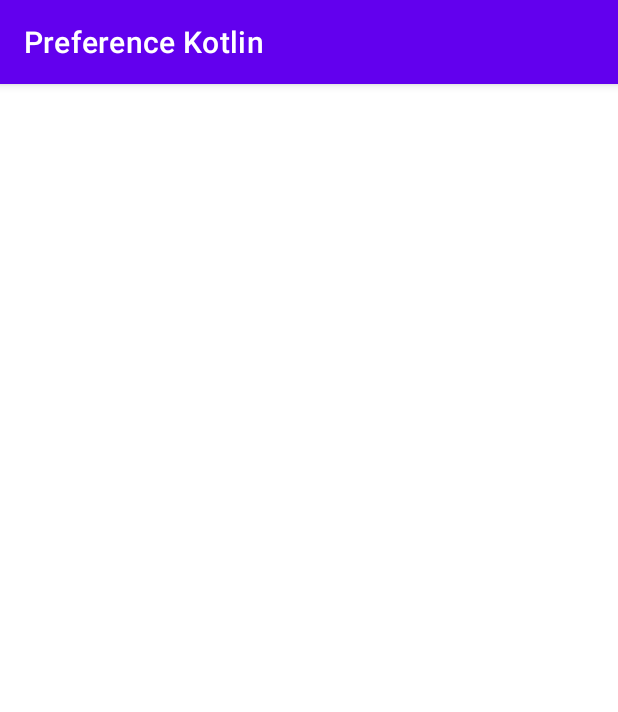
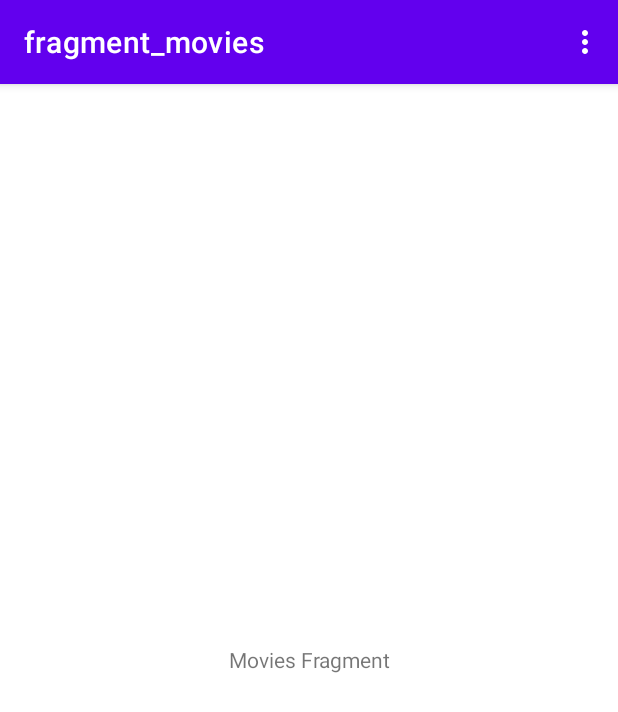
Before and after one commit to ALiAhmed1973/PreferenceKotlin, an Android app: the screen it shows after launch (MainActivity), on a phone screen of 412 x 824 dp. Shown: the top 712 px of the screen. Run offline under Robolectric (Android 15) with nearby library versions, the phone set to English and light mode, and no system bars; our stand-ins replace navigation-ui.

Commit message:
Create NavComponent

```diff
--- a/app/build.gradle
+++ b/app/build.gradle
@@ -1,6 +1,7 @@
 plugins {
     id 'com.android.application'
     id 'kotlin-android'
+    id 'androidx.navigation.safeargs'
 }
 
 android {
@@ -32,7 +33,9 @@ android {
 }
 
 dependencies {
+    implementation 'androidx.legacy:legacy-support-v4:1.0.0'
     def nav_version = "2.3.5"
+    def preference_version = "1.1.1"
 
     implementation 'androidx.core:core-ktx:1.6.0'
     implementation 'androidx.appcompat:appcompat:1.3.1'
@@ -44,4 +47,7 @@ dependencies {
 
     implementation "androidx.navigation:navigation-fragment-ktx:$nav_version"
     implementation "androidx.navigation:navigation-ui-ktx:$nav_version"
+
+    // Kotlin
+    implementation "androidx.preference:preference-ktx:$preference_version"
 }
--- a/app/src/main/java/com/aliahmed1973/preferencekotlin/MainActivity.kt
+++ b/app/src/main/java/com/aliahmed1973/preferencekotlin/MainActivity.kt
@@ -2,10 +2,28 @@ package com.aliahmed1973.preferencekotlin
 
 import androidx.appcompat.app.AppCompatActivity
 import android.os.Bundle
+import androidx.navigation.NavController
+import androidx.navigation.fragment.NavHostFragment
+import androidx.navigation.ui.AppBarConfiguration
+import androidx.navigation.ui.navigateUp
+import androidx.navigation.ui.setupActionBarWithNavController
 
 class MainActivity : AppCompatActivity() {
+    lateinit var navController: NavController
+    lateinit var appBarConfiguration: AppBarConfiguration
     override fun onCreate(savedInstanceState: Bundle?) {
         super.onCreate(savedInstanceState)
         setContentView(R.layout.activity_main)
+
+        val navHost= supportFragmentManager.findFragmentById(R.id.navHost) as NavHostFragment
+        navController = navHost.navController
+
+        appBarConfiguration= AppBarConfiguration(navController.graph)
+
+        setupActionBarWithNavController(navController,appBarConfiguration)
+    }
+
+    override fun onSupportNavigateUp(): Boolean {
+        return navController.navigateUp(appBarConfiguration)||super.onSupportNavigateUp()
     }
 }
--- /dev/null
+++ b/app/src/main/java/com/aliahmed1973/preferencekotlin/MoviesFragment.kt
@@ -0,0 +1,30 @@
+package com.aliahmed1973.preferencekotlin
+
+import android.os.Bundle
+import android.view.*
+import androidx.fragment.app.Fragment
+import androidx.navigation.fragment.findNavController
+
+class MoviesFragment : Fragment() {
+
+    override fun onCreateView(
+        inflater: LayoutInflater, container: ViewGroup?,
+        savedInstanceState: Bundle?
+    ): View? {
+        setHasOptionsMenu(true)
+        // Inflate the layout for this fragment
+        return inflater.inflate(R.layout.fragment_movies, container, false)
+    }
+
+    override fun onCreateOptionsMenu(menu: Menu, inflater: MenuInflater) {
+        inflater.inflate(R.menu.main_menu,menu)
+    }
+
+    override fun onOptionsItemSelected(item: MenuItem): Boolean {
+        when(item.itemId)
+        {
+            R.id.action_settings-> findNavController().navigate(MoviesFragmentDirections.actionMoviesFragmentToSettingsFragment())
+        }
+        return super.onOptionsItemSelected(item)
+    }
+}
--- a/app/src/main/res/layout/activity_main.xml
+++ b/app/src/main/res/layout/activity_main.xml
@@ -7,5 +7,15 @@
     tools:context=".MainActivity">
 
 
-
+    <androidx.fragment.app.FragmentContainerView
+        android:id="@+id/navHost"
+        android:name="androidx.navigation.fragment.NavHostFragment"
+        android:layout_width="match_parent"
+        android:layout_height="match_parent"
+        app:defaultNavHost="true"
+        app:layout_constraintBottom_toBottomOf="parent"
+        app:layout_constraintEnd_toEndOf="parent"
+        app:layout_constraintStart_toStartOf="parent"
+        app:layout_constraintTop_toTopOf="parent"
+        app:navGraph="@navigation/nav_graph" />
 </androidx.constraintlayout.widget.ConstraintLayout>
--- /dev/null
+++ b/app/src/main/res/layout/fragment_movies.xml
@@ -0,0 +1,16 @@
+<?xml version="1.0" encoding="utf-8"?>
+<FrameLayout xmlns:android="http://schemas.android.com/apk/res/android"
+    xmlns:tools="http://schemas.android.com/tools"
+    android:layout_width="match_parent"
+    android:layout_height="match_parent"
+    tools:context=".MoviesFragment">
+
+
+    <TextView
+        android:layout_width="match_parent"
+        android:layout_height="wrap_content"
+        android:layout_gravity="center"
+        android:gravity="center"
+        android:text="@string/movies_fragment_text" />
+
+</FrameLayout>
--- /dev/null
+++ b/app/src/main/res/menu/main_menu.xml
@@ -0,0 +1,10 @@
+<?xml version="1.0" encoding="utf-8"?>
+<menu xmlns:android="http://schemas.android.com/apk/res/android"
+    xmlns:app="http://schemas.android.com/apk/res-auto">
+
+    <item android:id="@+id/action_settings"
+        android:orderInCategory="100"
+        android:title="Settings"
+        app:showAsAction="never"
+        />
+</menu>
--- /dev/null
+++ b/app/src/main/res/navigation/nav_graph.xml
@@ -0,0 +1,29 @@
+<?xml version="1.0" encoding="utf-8"?>
+<navigation xmlns:android="http://schemas.android.com/apk/res/android"
+    xmlns:app="http://schemas.android.com/apk/res-auto"
+    xmlns:tools="http://schemas.android.com/tools"
+    android:id="@+id/nav_graph"
+    app:startDestination="@id/moviesFragment">
+
+    <fragment
+        android:id="@+id/moviesFragment"
+        android:name="com.aliahmed1973.preferencekotlin.MoviesFragment"
+        android:label="fragment_movies"
+        tools:layout="@layout/fragment_movies" >
+        <action
+            android:id="@+id/action_moviesFragment_to_settingsFragment"
+            app:destination="@id/settingsFragment" />
+    </fragment>
+    <fragment
+        android:id="@+id/settingsFragment"
+        android:name="com.aliahmed1973.preferencekotlin.SettingsFragment"
+        android:label="fragment_settings" >
+        <action
+            android:id="@+id/action_settingsFragment_to_accountSettingsFragment"
+            app:destination="@id/accountSettingsFragment" />
+    </fragment>
+    <fragment
+        android:id="@+id/accountSettingsFragment"
+        android:name="com.aliahmed1973.preferencekotlin.AccountSettingsFragment"
+        android:label="AccountSettingsFragment" />
+</navigation>
--- a/app/src/main/res/values/strings.xml
+++ b/app/src/main/res/values/strings.xml
@@ -1,3 +1,5 @@
 <resources>
     <string name="app_name">Preference Kotlin</string>
+    <string name="movies_fragment_text">Movies Fragment</string>
+
 </resources>
--- a/build.gradle
+++ b/build.gradle
@@ -7,7 +7,8 @@ buildscript {
     dependencies {
         classpath "com.android.tools.build:gradle:7.0.2"
         classpath "org.jetbrains.kotlin:kotlin-gradle-plugin:1.5.30"
-
+        def nav_version = "2.3.5"
+        classpath "androidx.navigation:navigation-safe-args-gradle-plugin:$nav_version"
         // NOTE: Do not place your application dependencies here; they belong
         // in the individual module build.gradle files
     }
```
